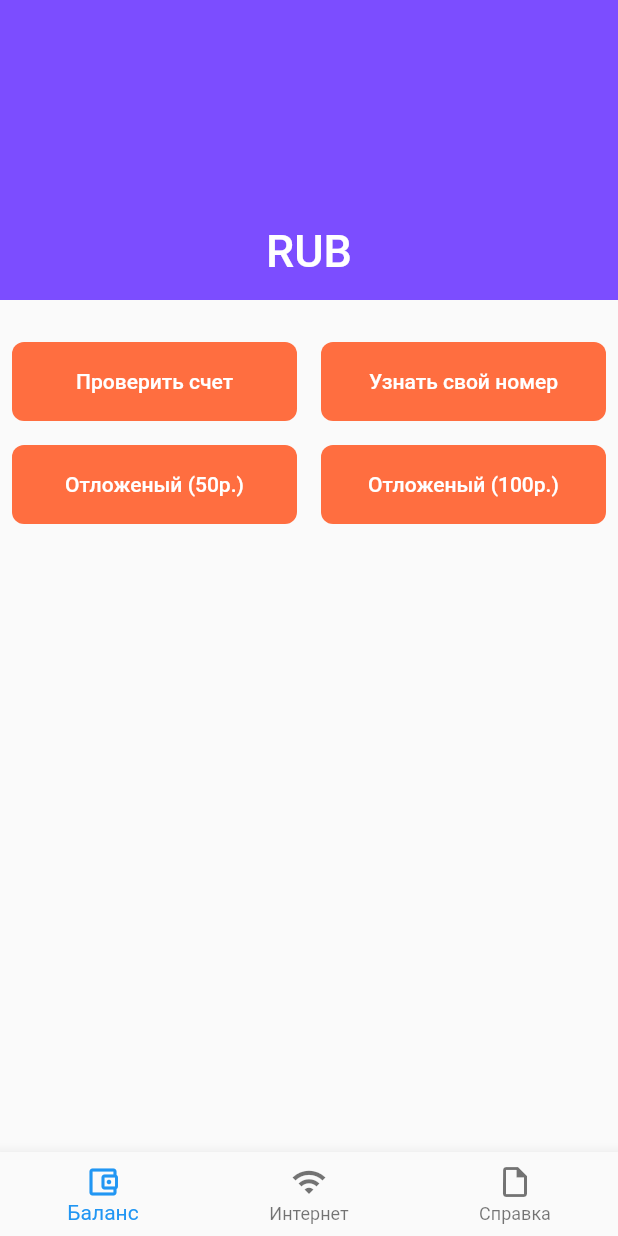
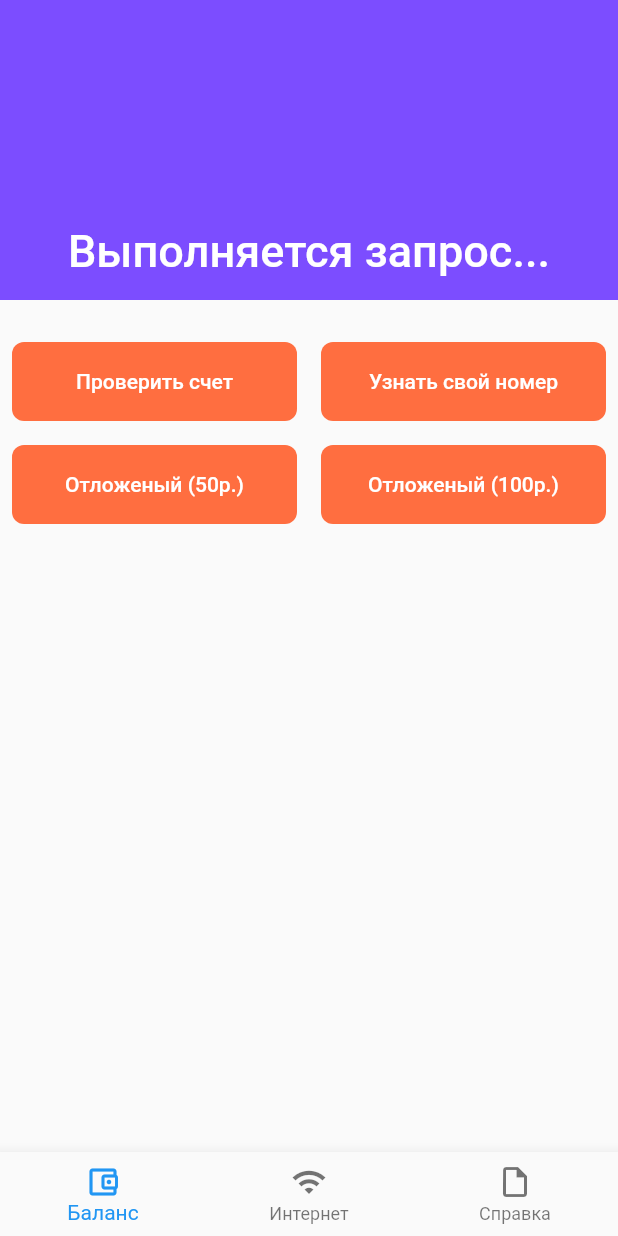
Before and after one commit to Konoshenko/phoenix_ussd, a Flutter app: the screen it shows after launch, on a phone screen of 412 x 824 dp. Run offline on Flutter 3.47's test engine with Material 2 defaults, Android fonts, the phone set to English and light mode, and no system bars; drawn by our look-alikes of shimmer; our stand-ins replace permission_handler; missing offline and left inert: sim_data, ussd_service.

Commit message:
[FEAT] Fix icon, change logic, refactoring code.

```diff
--- /dev/null
+++ b/analysis_options.yaml
@@ -0,0 +1 @@
+include: package:surf_lint_rules/analysis_options.yaml
--- a/lib/main.dart
+++ b/lib/main.dart
@@ -1,12 +1,13 @@
 import 'package:flutter/material.dart';
+import 'package:phoenix_ussd/mvvm/home_view_model.dart';
 import 'package:phoenix_ussd/screen/home_page.dart';
 import 'package:provider/provider.dart';
 
-import 'mvvm/home_view_model.dart';
-
-void main() => runApp(MyApp());
+void main() => runApp(const MyApp());
 
 class MyApp extends StatefulWidget {
+  const MyApp({Key key}) : super(key: key);
+
   @override
   _MyAppState createState() => _MyAppState();
 }
@@ -15,11 +16,12 @@ class _MyAppState extends State<MyApp> {
   @override
   Widget build(BuildContext context) {
     return MaterialApp(
-      theme: ThemeData(primaryColor: Colors.deepPurpleAccent,accentColor: Colors.deepOrangeAccent),
-      home: ChangeNotifierProvider(
-        create: (context) => HomeViewModel(),
-        child: HomePage(),
-      )
-    );
+        theme: ThemeData(
+            primaryColor: Colors.deepPurpleAccent,
+            accentColor: Colors.deepPurpleAccent),
+        home: ChangeNotifierProvider(
+          create: (context) => HomeViewModel(),
+          child: HomePage(),
+        ));
   }
 }
--- a/lib/models/constants.dart
+++ b/lib/models/constants.dart
@@ -1,20 +1,20 @@
 class Constants {
-  static final checkBalance = '*101#';
-  static final checkInternetBalance = '*109*2#';
-  static final getMyPhoneNumber = '*161#';
-  static final statusIamInTouch = '*110*20#';
-  static final buy1Gb = '*109*2*1#';
-  static final buy5Gb = '*109*2*5#';
-  static final buy50Gb = '*109*2*50#';
-  static final get25Money = '*101*1*25#';
-  static final get50Money = '*101*1*50#';
-  static final get100Money = '*101*1*100#';
+  static const checkBalance = '*101#';
+  static const checkInternetBalance = '*109*2#';
+  static const getMyPhoneNumber = '*161#';
+  static const statusIamInTouch = '*110*20#';
+  static const buy1Gb = '*109*2*1#';
+  static const buy5Gb = '*109*2*5#';
+  static const buy50Gb = '*109*2*50#';
+  static const get25Money = '*101*1*25#';
+  static const get50Money = '*101*1*50#';
+  static const get100Money = '*101*1*100#';
 }
 
 enum RequestState {
-  Ongoing,
-  Success,
-  Error,
+  ongoing,
+  success,
+  error,
 }
 
 final emergencyList = <String, String>{
--- a/lib/screen/components/button_ussd.dart
+++ b/lib/screen/components/button_ussd.dart
@@ -1,32 +1,32 @@
 import 'package:flutter/material.dart';
 
 class ButtonUssd extends StatelessWidget {
-  final String title;
-  final Function onClick;
-  final Color color;
-  final isDisable;
-
   const ButtonUssd({
+    @required this.title,
     Key key,
-    @required this.title,
     this.onClick,
     this.color,
     this.isDisable = false,
   }) : super(key: key);
 
+  final String title;
+  final Function onClick;
+  final Color color;
+  final bool isDisable;
+
   @override
   Widget build(BuildContext context) {
     return Padding(
-      padding: EdgeInsets.all(8),
+      padding: const EdgeInsets.all(8),
       child: RaisedButton(
         shape: RoundedRectangleBorder(
           borderRadius: BorderRadius.circular(8.0),
         ),
         elevation: 0,
-        color: color??Colors.deepOrangeAccent,
+        color: color ?? Colors.deepOrangeAccent,
         disabledColor: Colors.grey[200],
         textColor: Colors.white,
-        onPressed: !isDisable?onClick:null,
+        onPressed: !isDisable ? () => onClick() : null,
         child: Text(title),
       ),
     );
--- a/lib/screen/components/components.dart
+++ b/lib/screen/components/components.dart
@@ -1,4 +1,5 @@
+
 export 'button_ussd.dart';
+export 'list_tile_balance_info.dart';
 export 'sheet_confirm_dialog.dart';
 export 'sliver_title.dart';
-export 'list_tile_balance_info.dart';
--- a/lib/screen/components/list_tile_balance_info.dart
+++ b/lib/screen/components/list_tile_balance_info.dart
@@ -3,8 +3,8 @@ import 'package:phoenix_ussd/models/info.dart';
 
 class ListTileBalanceInfo extends StatelessWidget {
   const ListTileBalanceInfo({
+    @required this.ba,
     Key key,
-    @required this.ba,
   }) : super(key: key);
 
   final BalanceInfo ba;
@@ -22,7 +22,7 @@ class ListTileBalanceInfo extends StatelessWidget {
                   fontWeight: FontWeight.bold)),
           subtitle: Text(ba.response),
         ),
-        Divider(),
+        const Divider(),
       ],
     );
   }
--- a/lib/screen/components/sliver_title.dart
+++ b/lib/screen/components/sliver_title.dart
@@ -1,13 +1,14 @@
 import 'package:flutter/material.dart';
 
 class SliverTitle extends StatelessWidget {
-  final String text;
 
   SliverTitle({
+    @required this.text,
     Key key,
-    @required this.text,
   })  : assert(text != null, text.isNotEmpty),
         super(key: key);
+
+  final String text;
 
   @override
   Widget build(BuildContext context) {
--- a/lib/screen/home_page.dart
+++ b/lib/screen/home_page.dart
@@ -1,20 +1,21 @@
 import 'package:flutter/material.dart';
 import 'package:flutter/services.dart';
 import 'package:phoenix_ussd/mvvm/home_view_model.dart';
+import 'package:phoenix_ussd/screen/network_tab_page.dart';
 import 'package:phoenix_ussd/screen/phone_tab_page.dart';
 import 'package:phoenix_ussd/screen/ussd_tab_page.dart';
 import 'package:provider/provider.dart';
 
-import 'network_tab_page.dart';
+class HomePage extends StatefulWidget {
+  HomePage({Key key}) : super(key: key);
 
-class HomePage extends StatefulWidget {
   final tabBarNav = [
     {
-      'title': Text("Баланс"),
-      'icon': Icon(Icons.account_balance_wallet_outlined)
+      'title': 'Баланс',
+      'icon': const Icon(Icons.account_balance_wallet_outlined)
     },
-    {'title': Text("Интернет"), 'icon': Icon(Icons.wifi)},
-    {'title': Text("Справка"), 'icon': Icon(Icons.insert_drive_file_outlined)},
+    {'title': 'Интернет', 'icon': const Icon(Icons.wifi)},
+    {'title': 'Справка', 'icon': const Icon(Icons.insert_drive_file_outlined)},
   ];
 
   @override
@@ -39,12 +40,10 @@ class _HomePageState extends State<HomePage>
     _tabController = TabController(
       length: widget.tabBarNav.length,
       vsync: this,
-      initialIndex: 0,
-    );
-    _tabController.addListener(_tabListener);
+    )..addListener(_tabListener);
   }
 
-  _tabListener() {
+  void _tabListener() {
     setState(() {
       _currentTabIndex = _tabController.index;
       if (_currentTabIndex == 1 && homeViewModel.balanceNetwork.isEmpty) {
@@ -55,12 +54,16 @@ class _HomePageState extends State<HomePage>
 
   @override
   Widget build(BuildContext context) {
-    if (homeViewModel == null) {
-      homeViewModel = Provider.of<HomeViewModel>(context);
-    }
+    homeViewModel ??= Provider.of<HomeViewModel>(context);
     if (homeViewModel.balance.isEmpty) {
       homeViewModel.getBalance();
     }
+
+    final List<Widget> pages = [
+      const PhoneTabPage(),
+      const NetworkTabPage(),
+      const UssdTabPage()
+    ];
 
     return Scaffold(
       bottomNavigationBar: BottomNavigationBar(
@@ -72,12 +75,12 @@ class _HomePageState extends State<HomePage>
             });
           },
           items: widget.tabBarNav
-              .map((e) =>
-                  BottomNavigationBarItem(title: e['title'], icon: e['icon']))
+              .map((e) => BottomNavigationBarItem(
+                  label: e['title'] as String, icon: e['icon'] as Icon))
               .toList()),
       body: TabBarView(
         controller: _tabController,
-        children: [PhoneTabPage(), NetworkTabPage(), UssdTabPage()],
+        children: pages,
       ),
     );
   }
--- a/lib/screen/phone_tab_page.dart
+++ b/lib/screen/phone_tab_page.dart
@@ -1,14 +1,20 @@
 import 'package:flutter/material.dart';
 import 'package:phoenix_ussd/models/constants.dart';
-import 'package:phoenix_ussd/models/info.dart';
 import 'package:phoenix_ussd/mvvm/home_view_model.dart';
 import 'package:phoenix_ussd/screen/components/components.dart';
 import 'package:phoenix_ussd/screen/components/sliver_title.dart';
 import 'package:provider/provider.dart';
+import 'package:shimmer/shimmer.dart';
 
-import 'components/button_ussd.dart';
+class PhoneTabPage extends StatefulWidget {
 
-class PhoneTabPage extends StatelessWidget {
+   const PhoneTabPage({Key key}) : super(key: key);
+
+  @override
+  _PhoneTabPageState createState() => _PhoneTabPageState();
+}
+
+class _PhoneTabPageState extends State<PhoneTabPage> {
   HomeViewModel vm;
 
   @override
@@ -17,27 +23,21 @@ class PhoneTabPage extends StatelessWidget {
     return CustomScrollView(
       slivers: <Widget>[
         SliverAppBar(
-          // Allows the user to reveal the app bar if they begin scrolling back
-          // up the list of items.
           backgroundColor: Colors.deepPurpleAccent,
           floating: true,
           pinned: true,
-          snap: false,
-          // Display a placeholder widget to visualize the shrinking size.
           flexibleSpace: FlexibleSpaceBar(
             centerTitle: true,
-            title: Text(
-              vm.balance.replaceFirst('Ваш б', 'Б') + 'RUB',
-              style: TextStyle(fontSize: 20, color: Colors.white),
+            title: AnimatedSwitcher(
+              duration: const Duration(milliseconds: 300),
+              child: _mapBalanceStateToWidget(vm),
             ),
           ),
           // Make the initial height of the SliverAppBar larger than normal.
           expandedHeight: 200,
         ),
-        SliverToBoxAdapter(
-          child: SizedBox(
-            height: 20,
-          ),
+        const SliverToBoxAdapter(
+          child: SizedBox(height: 20),
         ),
         SliverGrid.count(
           crossAxisCount: 2,
@@ -48,42 +48,37 @@ class PhoneTabPage extends StatelessWidget {
                 onClick: () {
                   vm.sendUssdRequest(Constants.checkBalance);
                 },
-                isDisable: vm.requestState == RequestState.Ongoing),
+                isDisable: vm.requestState == RequestState.ongoing),
             ButtonUssd(
                 title: 'Узнать свой номер',
                 onClick: () {
                   vm.sendUssdRequest(Constants.getMyPhoneNumber);
                 },
-                isDisable: vm.requestState == RequestState.Ongoing),
+                isDisable: vm.requestState == RequestState.ongoing),
             ButtonUssd(
                 title: 'Отложеный (50р.)',
-                onClick: () => _onClickGet50(context),
-                isDisable: vm.requestState == RequestState.Ongoing),
+                onClick: () => _onClickSendUssd(context, Constants.get50Money),
+                isDisable: vm.requestState == RequestState.ongoing),
             ButtonUssd(
                 title: 'Отложеный (100р.)',
-                onClick: () => _onClickGet100(context),
-                isDisable: vm.requestState == RequestState.Ongoing),
+                onClick: () => _onClickSendUssd(context, Constants.get100Money),
+                isDisable: vm.requestState == RequestState.ongoing),
           ],
         ),
         if (vm.requestList.isNotEmpty) SliverTitle(text: 'История запросов:'),
-        if (vm.requestState == RequestState.Ongoing)
-          SliverToBoxAdapter(
+        if (vm.requestState == RequestState.ongoing)
+          const SliverToBoxAdapter(
             child: Padding(
-              padding: const EdgeInsets.all(8.0),
+              padding: EdgeInsets.all(8.0),
               child: Center(
-                child: Row(
-                  mainAxisAlignment: MainAxisAlignment.center,
-                  children: <Widget>[
-                    CircularProgressIndicator(),
-                  ],
-                ),
+                child: CircularProgressIndicator(),
               ),
             ),
           ),
-        if (vm.requestState == RequestState.Error)
+        if (vm.requestState == RequestState.error)
           SliverToBoxAdapter(
             child: Container(
-              margin: EdgeInsets.symmetric(horizontal: 8),
+              margin: const EdgeInsets.symmetric(horizontal: 8),
               decoration: BoxDecoration(
                   color: Colors.deepOrangeAccent.withAlpha(40),
                   borderRadius: BorderRadius.circular(16)),
@@ -94,7 +89,7 @@ class PhoneTabPage extends StatelessWidget {
                     child: Text(
                       'Во время запроса ${vm.errorBalanceInfo.code} произошла ошибка. Повторитть запрос?',
                       textAlign: TextAlign.center,
-                      style: TextStyle(
+                      style: const TextStyle(
                           fontWeight: FontWeight.bold, color: Colors.black54),
                     ),
                   ),
@@ -106,7 +101,7 @@ class PhoneTabPage extends StatelessWidget {
                         onClick: () => vm.retryErrorCall(),
                         title: 'Повторить',
                       ),
-                      SizedBox(
+                      const SizedBox(
                         width: 8,
                       ),
                       ButtonUssd(
@@ -122,8 +117,7 @@ class PhoneTabPage extends StatelessWidget {
         SliverList(
           delegate: SliverChildBuilderDelegate(
             (context, index) {
-              BalanceInfo ba = vm.requestList.elementAt(index);
-              return ListTileBalanceInfo(ba: ba);
+              return ListTileBalanceInfo(ba: vm.requestList.elementAt(index));
             },
             childCount: vm.requestList.length,
           ),
@@ -132,25 +126,41 @@ class PhoneTabPage extends StatelessWidget {
     );
   }
 
-  _onClickGet50(BuildContext context) {
+  Widget _mapBalanceStateToWidget(HomeViewModel vm) {
+    switch (vm.balanceLoadingState) {
+      case RequestState.ongoing:
+        return SizedBox(
+          child: Shimmer.fromColors(
+            baseColor: Colors.white,
+            highlightColor: Colors.grey.shade300,
+            child: const Text(
+              'Выполняется запрос...',
+              style: TextStyle(fontSize: 20, color: Colors.white),
+            ),
+          ),
+        );
+        break;
+      case RequestState.success:
+        return Text(
+          '${vm.balance.replaceFirst('Ваш б', 'Б')} руб.',
+          style: const TextStyle(fontSize: 20, color: Colors.white),
+        );
+        break;
+      case RequestState.error:
+        return ButtonUssd(
+            title: 'Проверить баланс', onClick: () => vm.getBalance());
+        break;
+    }
+    return const SizedBox();
+  }
+
+  void _onClickSendUssd(BuildContext context, String code) {
     showModalBottomSheet<void>(
         context: context,
-        builder: (BuildContext context) {
+        builder: (context) {
           return SheetConfirmDialog(
-              text:
-                  'Вы получаете отложеный платеж в размере 50 рублей. Стоимость услуги 7 рублей.',
-              onConfirmClick: () => vm.sendUssdRequest(Constants.get50Money));
-        });
-  }
-
-  _onClickGet100(BuildContext context) {
-    showModalBottomSheet<void>(
-        context: context,
-        builder: (BuildContext context) {
-          return SheetConfirmDialog(
-              text:
-                  'Вы получаете отложеный платеж в размере 100 рублей. Стоимость услуги 7 рублей.',
-              onConfirmClick: () => vm.sendUssdRequest(Constants.get50Money));
+              text: 'Продолжить выполнение USSD запроса $code?',
+              onConfirmClick: () => vm.sendUssdRequest(code));
         });
   }
 }
--- a/pubspec.yaml
+++ b/pubspec.yaml
@@ -32,10 +32,13 @@ dependencies:
   sim_data: ^0.0.1+2
   permission_handler: ^5.1.0+2
   provider: ^4.1.3
+  shimmer: ^1.1.2
   url_launcher: ^5.7.10
 
 
 dev_dependencies:
+  surf_lint_rules: any
+  pedantic: ^1.9.2
   flutter_test:
     sdk: flutter
 
@@ -50,7 +53,7 @@ dev_dependencies:
 flutter_icons:
   android: "launcher_icon"
   ios: true
-  image_path: "assets/icon/icon.png"
+  image_path: "assets/icon/ic_app.png"
 
 flutter_native_splash:
   color: "#ffffff"
```
Also changed, not shown: lib/models/info.dart (+5 -4 lines), lib/mvvm/home_view_model.dart (+43 -51 lines), lib/screen/components/sheet_confirm_dialog.dart (+13 -18 lines), lib/screen/network_tab_page.dart (+70 -79 lines), lib/screen/ussd_tab_page.dart (+6 -5 lines), assets/icon/ic_app.png (added), assets/icon/icon.png (deleted), 21 other files.
